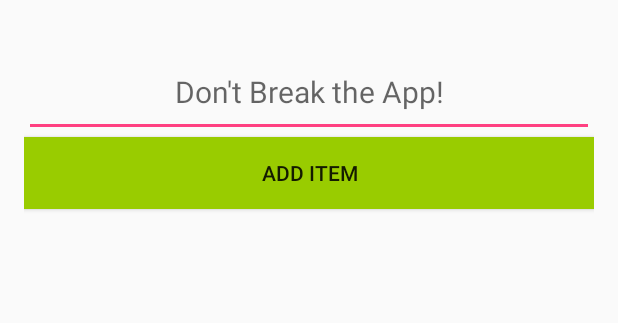
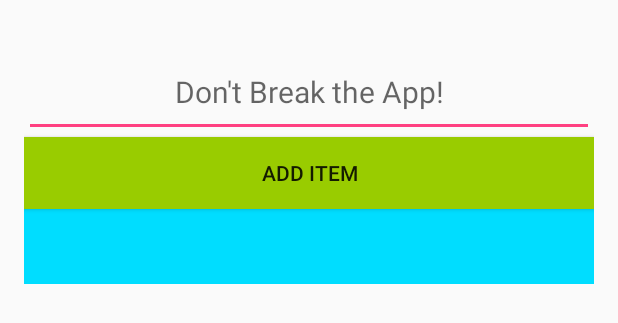
Before and after one commit to ajlomb/Project1, an Android app: the layout item_todolist.xml on its own in the app's theme, with its tools: preview values and no code run, on a phone screen of 412 x 824 dp. Shown: the top 323 px of the screen. Run offline under Robolectric (Android 15) with nearby library versions, the phone set to English and light mode, and no system bars.

Commit message:
Adds Item List Title to second Activity Page

```diff
--- a/ToDoProject1/app/src/main/res/layout/item_todolist.xml
+++ b/ToDoProject1/app/src/main/res/layout/item_todolist.xml
@@ -15,12 +15,22 @@
         android:textAlignment="center"
         android:paddingTop="25dp"
         android:textSize="20sp"/>
+    <TextView
+        android:layout_width="match_parent"
+        android:layout_height="50dp"
+        android:layout_below="@+id/itemButton"
+        android:id="@+id/humpty"
+        android:padding="5dp"
+        android:textSize="20sp"
+        android:background="@android:color/holo_blue_bright"
+        android:textColor="@android:color/white"
+        android:textAlignment="center"/>
 
     <ListView
         android:id="@+id/listItem"
-        android:layout_below="@+id/itemButton"
+        android:layout_below="@+id/humpty"
         android:layout_width="match_parent"
-        android:layout_height="320dp"
+        android:layout_height="wrap_content"
         android:padding="5dp"
         >
     </ListView>
```
Also changed, not shown: ToDoProject1/app/src/main/java/com/example/alexanderlombardo/todoproject1/MainActivity.java (+8 -23 lines), ToDoProject1/app/src/main/java/com/example/alexanderlombardo/todoproject1/data.java (+8 -11 lines), ToDoProject1/app/src/main/java/com/example/alexanderlombardo/todoproject1/todolistitem.java (+12 -9 lines).
